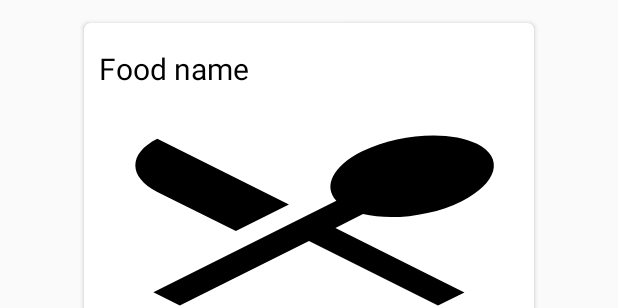
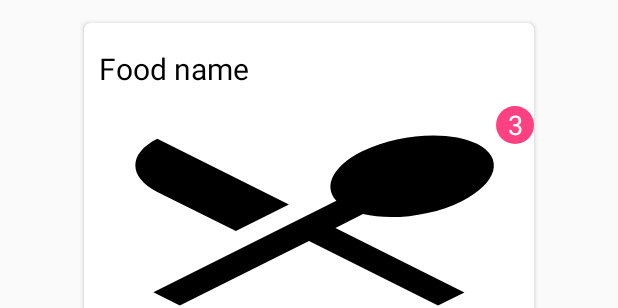
Before and after one commit to TheFedex87/Capstone_Stage2, an Android app: the layout food_in_menu.xml on its own in the app's theme, with its tools: preview values and no code run, on a phone screen of 412 x 824 dp. Shown: the top 308 px of the screen. Run offline under Robolectric (Android 15) with nearby library versions, the phone set to English and light mode, and no system bars.

Commit message:
Added counter for every meal which show how many elements for that meals there are in the current order

```diff
--- a/app/src/main/res/layout/food_in_menu.xml
+++ b/app/src/main/res/layout/food_in_menu.xml
@@ -49,6 +49,28 @@
                     android:src="@drawable/ic_food"
                     android:contentDescription="@string/content_description_food_image"
                     />
+
+                <FrameLayout
+                    android:id="@+id/meal_in_order_counter_container"
+                    android:layout_alignParentRight="true"
+                    android:layout_width="wrap_content"
+                    android:layout_height="wrap_content">
+
+                    <ImageView
+                        android:background="@drawable/circle"
+                        android:layout_width="@dimen/food_in_menu_meal_in_order_counter_size"
+                        android:layout_height="@dimen/food_in_menu_meal_in_order_counter_size" />
+
+                    <TextView
+                        android:id="@+id/food_id_count_in_current_order"
+                        android:layout_width="match_parent"
+                        android:layout_height="match_parent"
+                        tools:text="3"
+                        android:textAlignment="center"
+                        android:textSize="@dimen/food_in_menu_meal_in_order_counter_text_size"
+                        android:textColor="@color/white"/>
+                </FrameLayout>
+
 
                 <de.hdodenhof.circleimageview.CircleImageView
                     android:id="@+id/food_image_to_animate"
--- a/app/src/main/res/values/dimens.xml
+++ b/app/src/main/res/values/dimens.xml
@@ -55,7 +55,7 @@
 
     <!--Menu Activity-->
 
-    <!--Food in menu-->
+    <!--FoodgetMenumenu-->
     <dimen name="food_in_menu_card_height">250dp</dimen>
     <dimen name="food_in_menu_card_width">300dp</dimen>
     <dimen name="food_in_menu_card_margin">15dp</dimen>
@@ -73,6 +73,8 @@
     <dimen name="food_in_menu_action_text_size">14sp</dimen>
     <dimen name="food_in_menu_action_margin">8dp</dimen>
     <dimen name="food_in_menu_action_show_detail_margin_start">12dp</dimen>
+    <dimen name="food_in_menu_meal_in_order_counter_size">25dp</dimen>
+    <dimen name="food_in_menu_meal_in_order_counter_text_size">18sp</dimen>
 
     <dimen name="counter_circle_size">18dp</dimen>
     <dimen name="counter_circle_margin_end">8dp</dimen>
--- a/app/src/main/res/values/strings.xml
+++ b/app/src/main/res/values/strings.xml
@@ -28,7 +28,7 @@
     <!--Restaurant Details-->
     <string name="restaurant_rating">Rating:</string>
 
-    <!--Restaurant menu-->
+    <!--RestaurgetMenumenu-->
     <string name="starter_dishes">Starter dishes</string>
     <string name="main_dishes">Main dishes</string>
     <string name="side_dishes">Side dishes</string>
```
Also changed, not shown: app/src/main/java/com/udacity/thefedex87/takemyorder/room/dao/CurrentOrderDao.java (+7 -0 lines), app/src/main/java/com/udacity/thefedex87/takemyorder/room/entity/CurrentOrderGrouped.java (added, +26 -0 lines), app/src/main/java/com/udacity/thefedex87/takemyorder/ui/activities/RestaurantMenuActivity.java (+9 -22 lines), app/src/main/java/com/udacity/thefedex87/takemyorder/ui/adapters/FoodInMenuAdapter.java (+17 -0 lines), app/src/main/java/com/udacity/thefedex87/takemyorder/ui/fragments/MenuSingleFragment.java (+25 -11 lines), app/src/main/java/com/udacity/thefedex87/takemyorder/ui/viewmodels/RestaurantMenuViewModel.java (+7 -4 lines).
